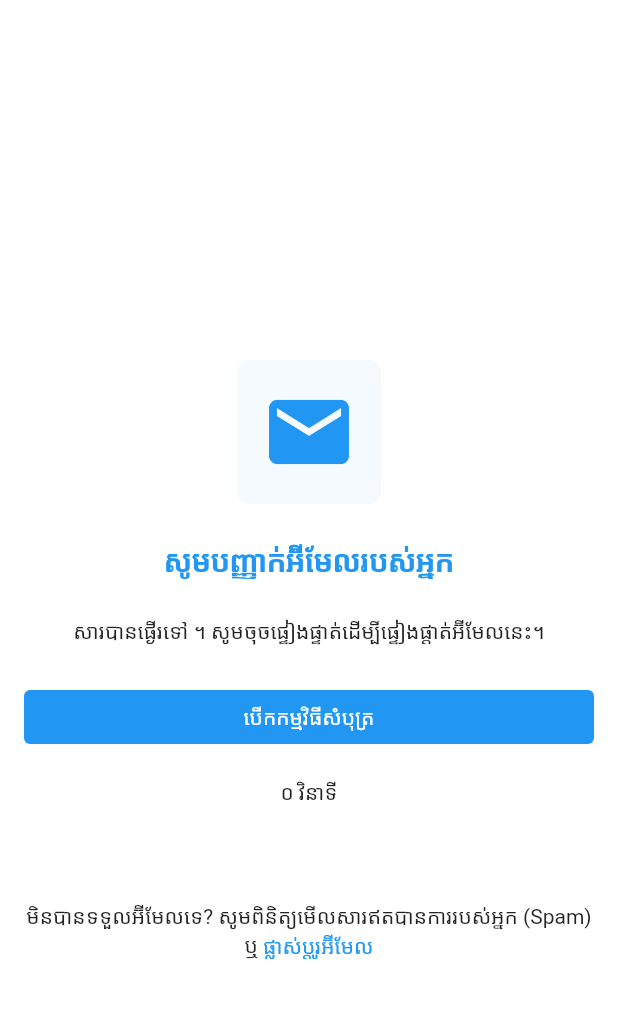
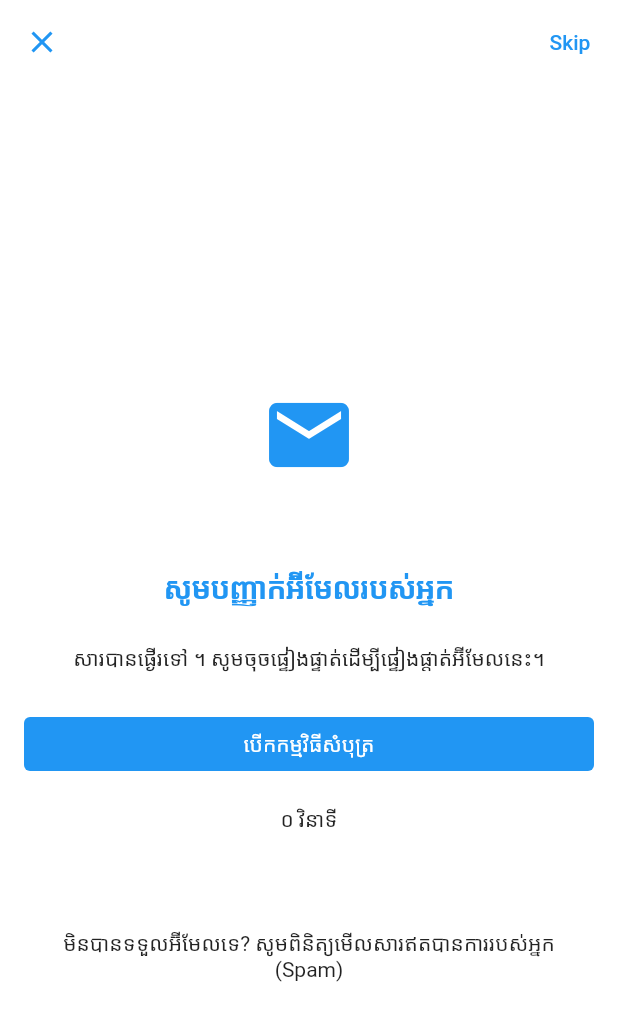
Before and after one commit to CSG6Project1/cambodia_geography_mobile, a Flutter app: the ConfirmationScreen screen opened directly, on a phone screen of 412 x 824 dp. Shown: the top 1021 px of the screen. Run offline on Flutter 3.47's test engine with Material 2 defaults, Android fonts, the phone set to English and light mode, and no system bars; drawn by our look-alikes of avatar_glow, flutter_countdown_timer; our stand-ins replace adaptive_dialog, after_layout, cached_network_image, firebase_auth, firebase_core, flutter_cache_manager and 18 more; missing offline and left inert: delta_markdown, flutter_facebook_auth, flutter_quill, http_interceptor, japx, open_mail_app and 3 more; accounts and stored records are empty; generated files the repository leaves out were written again; statements that could not run were skipped.

Commit message:
close #96 enhance confirmation flow (#97)
* fix: skip verify screen on social auth

* feat: improve confirmation & add verify banner

```diff
--- a/lib/app.dart
+++ b/lib/app.dart
@@ -111,7 +111,7 @@ class _AppState extends State<App> with CgMediaQueryMixin, CgThemeMixin, SingleT
             onLoaded: onComplete != null
                 ? (LottieComposition composition) {
                     _loadingController
-                      ..duration = composition.duration
+                      ..duration = composition.duration ~/ 2
                       ..forward().then((value) {
                         hideLoading();
                         onComplete();
--- a/lib/configs/route_config.dart
+++ b/lib/configs/route_config.dart
@@ -59,7 +59,7 @@ class RouteConfig {
   static const String LOGIN = '/auth/login';
   static const String INIT_LANG = '/init_lang';
   static const String SIGNUP = '/auth/signup';
-  static const String VERIFY_EMAIL = '/auth/verify_email';
+  static const String CONFIRMATION = '/auth/confirmation';
   static const String PLACES = '/places';
   static const String PLACEDETAIL = '/place/detail';
   static const String PROVINCE_DETAIL = '/province_detail';
@@ -128,7 +128,7 @@ class RouteConfig {
         screen: SignUpScreen(),
         route: (context) => SignUpScreen(),
       ),
-      VERIFY_EMAIL: CgRouteSetting(
+      CONFIRMATION: CgRouteSetting(
         isRoot: false,
         title: "VERIFY_EMAIL",
         fullscreenDialog: true,
--- a/lib/providers/user_provider.dart
+++ b/lib/providers/user_provider.dart
@@ -10,7 +10,14 @@ class UserProvider extends ChangeNotifier {
   late UserTokenModel? _userToken;
   late String? initialRoute;
   late UserApi userApi;
-  UserModel? user;
+  UserModel? get user => _user;
+  UserModel? _user;
+
+  set user(UserModel? user) {
+    if (this._user == user) return;
+    this._user = user;
+    notifyListeners();
+  }
 
   UserProvider(this._userToken) {
     this.userApi = UserApi();
@@ -20,7 +27,7 @@ class UserProvider extends ChangeNotifier {
 
   Future<void> signOut() async {
     await userTokenStorage.remove();
-    this.user = null;
+    this._user = null;
     this._userToken = null;
     notifyListeners();
   }
@@ -29,7 +36,7 @@ class UserProvider extends ChangeNotifier {
     UserTokenModel? token = await getInitalUserToken();
     if (token != null && token.accessToken != null) {
       _userToken = token;
-      user = await userApi.fetchCurrentUser();
+      _user = await userApi.fetchCurrentUser();
       notifyListeners();
     }
   }
--- a/lib/screens/auth/confirmation_screen.dart
+++ b/lib/screens/auth/confirmation_screen.dart
@@ -1,6 +1,7 @@
 import 'dart:async';
 import 'dart:io';
 import 'package:adaptive_dialog/adaptive_dialog.dart';
+import 'package:avatar_glow/avatar_glow.dart';
 import 'package:cambodia_geography/app.dart';
 import 'package:cambodia_geography/constants/config_constant.dart';
 import 'package:cambodia_geography/exports/exports.dart';
@@ -49,8 +50,14 @@ class _ConfirmationScreenState extends State<ConfirmationScreen>
   void initState() {
     setInitialExpireDuration();
     endTime = getEndTime();
+    isVerifyTimer = getInitTimer();
 
-    isVerifyTimer = PausableTimer(
+    WidgetsBinding.instance?.addObserver(this);
+    super.initState();
+  }
+
+  PausableTimer getInitTimer() {
+    return PausableTimer(
       Duration(seconds: 10),
       () {
         checkIsVerify();
@@ -59,9 +66,6 @@ class _ConfirmationScreenState extends State<ConfirmationScreen>
           ..start();
       },
     )..start();
-
-    WidgetsBinding.instance?.addObserver(this);
-    super.initState();
   }
 
   @override
@@ -99,6 +103,7 @@ class _ConfirmationScreenState extends State<ConfirmationScreen>
 
   void resetCoundown() {
     setState(() {
+      isVerifyTimer = getInitTimer();
       endTime = getEndTime();
     });
   }
@@ -113,13 +118,14 @@ class _ConfirmationScreenState extends State<ConfirmationScreen>
     }
   }
 
-  Future<void> checkIsVerify() async {
-    UserModel? user = await userApi.fetchCurrentUser();
-    if (user?.isVerify == true) {
+  Future<void> checkIsVerify({bool skip = false}) async {
+    UserModel? user = skip ? null : await userApi.fetchCurrentUser();
+    if (user?.isVerify == true || skip) {
+      if (!skip) provider?.user = user;
       App.of(context)?.showLoading(onComplete: () async {
         String routeName = await InitAppStateStorage().getInitialRouteName();
+        resetTimer();
         Navigator.of(context).pushNamedAndRemoveUntil(routeName, (route) => true);
-        resetTimer();
       });
     }
   }
@@ -181,12 +187,14 @@ class _ConfirmationScreenState extends State<ConfirmationScreen>
         elevation: 0.0,
         backgroundColor: colorScheme.surface,
         automaticallyImplyLeading: false,
+        leading: CloseButton(color: colorScheme.primary),
         actions: [
-          if (provider?.user?.isVerify == true)
-            IconButton(
-              color: colorScheme.secondary,
-              icon: Icon(Icons.verified),
-              onPressed: () {},
+          CgButton(
+            heroTag: Key("SkipAuthButton"),
+            labelText: "Skip",
+            backgroundColor: Colors.transparent,
+            foregroundColor: colorScheme.primary,
+            onPressed: () => checkIsVerify(skip: true),
           ),
         ],
       ),
@@ -218,6 +226,9 @@ class _ConfirmationScreenState extends State<ConfirmationScreen>
                 onPressed: () => openMailApp(),
               ),
               buildCountdownWrapper(
+                onEnd: () {
+                  this.isVerifyTimer.reset();
+                },
                 endWidget: CgButton(
                   labelText: "ផ្ញើឡើងវិញ",
                   width: double.infinity,
@@ -235,46 +246,69 @@ class _ConfirmationScreenState extends State<ConfirmationScreen>
   }
 
   Widget buildMailLogo() {
-    return Container(
+    return Stack(
+      children: [
+        AvatarGlow(
+          glowColor: Color(0xFFf3c9ca),
+          endRadius: ConfigConstant.iconSize5,
+          repeat: true,
+          showTwoGlows: true,
+          shape: BoxShape.rectangle,
+          curve: Curves.ease,
+          child: SizedBox(
             height: ConfigConstant.objectHeight5,
             width: ConfigConstant.objectHeight5,
-      decoration: BoxDecoration(
-        color: colorScheme.primary.withOpacity(0.05),
-        borderRadius: ConfigConstant.circlarRadius2,
           ),
+        ),
+        Positioned.fill(
+          child: Center(
+            child: Container(
+              decoration: BoxDecoration(color: colorScheme.surface),
+              width: ConfigConstant.iconSize4,
+              height: ConfigConstant.iconSize3,
+            ),
+          ),
+        ),
+        Positioned.fill(
           child: Icon(
             Icons.email,
             color: colorScheme.primary,
             size: ConfigConstant.iconSize5,
           ),
+        ),
+      ],
     );
   }
 
   Widget buildLastMessage() {
-    return RichText(
+    return Container(
+      constraints: BoxConstraints(maxWidth: 350),
+      child: RichText(
         textAlign: TextAlign.center,
         text: TextSpan(
           style: textTheme.bodyText2,
-        text: "មិនបានទទួលអ៊ីមែលទេ? សូមពិនិត្យមើលសារឥតបានការរបស់អ្នក (Spam) ឬ ",
+          text: "មិនបានទទួលអ៊ីមែលទេ? សូមពិនិត្យមើលសារឥតបានការរបស់អ្នក (Spam)", // ឬ
           children: [
-          WidgetSpan(
-            alignment: PlaceholderAlignment.middle,
-            child: InkWell(
-              onTap: () => onChangeEmailPressed(),
-              child: Text(
-                "ផ្លាស់ប្តូរអ៊ីមែល",
-                style: TextStyle(color: colorScheme.primary),
+            // WidgetSpan(
+            //   alignment: PlaceholderAlignment.middle,
+            //   child: InkWell(
+            //     onTap: () => onChangeEmailPressed(),
+            //     child: Text(
+            //       "ផ្លាស់ប្តូរអ៊ីមែល",
+            //       style: TextStyle(color: colorScheme.primary),
+            //     ),
+            //   ),
+            // ),
+          ],
         ),
-            ),
-          ),
-        ],
       ),
     );
   }
 
-  Widget buildCountdownWrapper({required Widget endWidget}) {
+  Widget buildCountdownWrapper({required Widget endWidget, required void Function() onEnd}) {
     return CountdownTimer(
       endTime: endTime,
+      onEnd: onEnd,
       widgetBuilder: (context, CurrentRemainingTime? remainingTime) {
         String second = remainingTime?.sec != null ? NumberHelper.toKhmer(remainingTime?.sec) : "0";
         return AnimatedContainer(
--- a/lib/screens/auth/login_screen.dart
+++ b/lib/screens/auth/login_screen.dart
@@ -41,10 +41,10 @@ class _LoginScreenState extends State<LoginScreen> with CgThemeMixin, CgMediaQue
     super.initState();
   }
 
-  Future<void> finishLogin() async {
+  Future<void> finishLogin({required bool socialAuth}) async {
     if (authApi.success()) {
       await Provider.of<UserProvider>(context, listen: false).fetchCurrentUser();
-      navigateToNextState();
+      navigateToNextState(skip: socialAuth);
     } else {
       App.of(context)?.hideLoading();
       showOkAlertDialog(context: context, title: authApi.errorMessage());
@@ -67,16 +67,16 @@ class _LoginScreenState extends State<LoginScreen> with CgThemeMixin, CgMediaQue
       password: password,
     );
 
-    finishLogin();
+    finishLogin(socialAuth: false);
   }
 
   Future<void> onLoginWithSocial(String idToken) async {
     App.of(context)?.showLoading();
     await authApi.loginWithSocialAccount(idToken: idToken);
-    finishLogin();
+    finishLogin(socialAuth: true);
   }
 
-  Future<void> navigateToNextState() async {
+  Future<void> navigateToNextState({required bool skip}) async {
     NavigatorState navigator = Navigator.of(context);
     InitAppStateStorage storage = InitAppStateStorage();
     AppStateType? currentState = await storage.getCurrentAppStateType();
@@ -84,7 +84,7 @@ class _LoginScreenState extends State<LoginScreen> with CgThemeMixin, CgMediaQue
       storage.setCurrentState(AppStateType.skippedAuth);
     }
 
-    if (Provider.of<UserProvider>(context, listen: false).user?.isVerify == true) {
+    if (Provider.of<UserProvider>(context, listen: false).user?.isVerify == true || skip) {
       String routeName = await InitAppStateStorage().getInitialRouteName();
       App.of(context)?.hideLoading();
       if (navigator.canPop() == true) {
@@ -97,7 +97,7 @@ class _LoginScreenState extends State<LoginScreen> with CgThemeMixin, CgMediaQue
       ConfirmationModel? model = await api.create(body: {});
 
       App.of(context)?.hideLoading();
-      Navigator.of(context).pushNamed(RouteConfig.VERIFY_EMAIL, arguments: model);
+      Navigator.of(context).pushNamed(RouteConfig.CONFIRMATION, arguments: model);
     }
   }
 
@@ -142,7 +142,7 @@ class _LoginScreenState extends State<LoginScreen> with CgThemeMixin, CgMediaQue
           labelText: "Skip",
           backgroundColor: Colors.transparent,
           foregroundColor: colorScheme.onPrimary,
-          onPressed: () => navigateToNextState(),
+          onPressed: () => navigateToNextState(skip: true),
         )
       ],
     );
--- a/lib/screens/auth/signup_screen.dart
+++ b/lib/screens/auth/signup_screen.dart
@@ -46,14 +46,14 @@ class _SignUpScreenState extends State<SignUpScreen> with CgThemeMixin, CgMediaQ
     super.initState();
   }
 
-  Future<void> finishRegister(String? error) async {
+  Future<void> finishRegister(String? error, {required bool socialAuth}) async {
     if (userRegisterApi.success() && !authApi.success()) {
       error = authApi.errorMessage() ?? "Log in fail";
     }
 
     if (error == null) {
       await Provider.of<UserProvider>(context, listen: false).fetchCurrentUser();
-      navigateToNextState();
+      navigateToNextState(skip: socialAuth);
     } else {
       App.of(context)?.hideLoading();
       showOkAlertDialog(context: context, title: error);
@@ -88,7 +88,7 @@ class _SignUpScreenState extends State<SignUpScreen> with CgThemeMixin, CgMediaQ
       error = userRegisterApi.message() ?? "Register fail";
     }
 
-    finishRegister(error);
+    finishRegister(error, socialAuth: false);
   }
 
   Future<void> onRegisterWithSocial(String idToken) async {
@@ -113,10 +113,10 @@ class _SignUpScreenState extends State<SignUpScreen> with CgThemeMixin, CgMediaQ
       error = userRegisterApi.message() ?? "Register fail, please try again!";
     }
 
-    finishRegister(error);
+    finishRegister(error, socialAuth: true);
   }
 
-  Future<void> navigateToNextState() async {
+  Future<void> navigateToNextState({required bool skip}) async {
     NavigatorState navigator = Navigator.of(context);
     InitAppStateStorage storage = InitAppStateStorage();
     AppStateType? currentState = await storage.getCurrentAppStateType();
@@ -124,7 +124,7 @@ class _SignUpScreenState extends State<SignUpScreen> with CgThemeMixin, CgMediaQ
       storage.setCurrentState(AppStateType.skippedAuth);
     }
 
-    if (Provider.of<UserProvider>(context, listen: false).user?.isVerify == true) {
+    if (Provider.of<UserProvider>(context, listen: false).user?.isVerify == true || skip) {
       String routeName = await InitAppStateStorage().getInitialRouteName();
       App.of(context)?.hideLoading();
       navigator.pushReplacementNamed(routeName);
@@ -133,7 +133,7 @@ class _SignUpScreenState extends State<SignUpScreen> with CgThemeMixin, CgMediaQ
       ConfirmationModel? model = await api.create(body: {});
 
       App.of(context)?.hideLoading();
-      Navigator.of(context).pushNamed(RouteConfig.VERIFY_EMAIL, arguments: model);
+      Navigator.of(context).pushNamed(RouteConfig.CONFIRMATION, arguments: model);
     }
   }
 
@@ -178,7 +178,7 @@ class _SignUpScreenState extends State<SignUpScreen> with CgThemeMixin, CgMediaQ
           labelText: "Skip",
           backgroundColor: Colors.transparent,
           foregroundColor: colorScheme.onSurface,
-          onPressed: () => navigateToNextState(),
+          onPressed: () => navigateToNextState(skip: true),
         ),
       ],
     );
--- a/lib/screens/user/user_screen.dart
+++ b/lib/screens/user/user_screen.dart
@@ -11,6 +11,7 @@ import 'package:cambodia_geography/models/user/user_model.dart';
 import 'package:cambodia_geography/providers/locale_provider.dart';
 import 'package:cambodia_geography/providers/theme_provider.dart';
 import 'package:cambodia_geography/providers/user_provider.dart';
+import 'package:cambodia_geography/screens/home/local_widgets/verify_email_banner.dart';
 import 'package:cambodia_geography/services/apis/users/user_api.dart';
 import 'package:cambodia_geography/services/authentications/social_auth_service.dart';
 import 'package:cambodia_geography/services/images/image_picker_service.dart';
@@ -238,6 +239,7 @@ class _UserScreenState extends State<UserScreen> with CgMediaQueryMixin, CgTheme
             SliverList(
               delegate: SliverChildListDelegate(
                 [
+                  VerifyEmailBanner(margin: const EdgeInsets.symmetric(vertical: 1)),
                   AnimatedCrossFade(
                     duration: ConfigConstant.fadeDuration,
                     crossFadeState: provider.isSignedIn ? CrossFadeState.showSecond : CrossFadeState.showFirst,
--- a/pubspec.yaml
+++ b/pubspec.yaml
@@ -50,6 +50,7 @@ dependencies:
   flutter_countdown_timer: ^4.1.0
   open_mail_app: ^0.2.0
   pausable_timer: ^1.0.0+1
+  avatar_glow: ^2.0.1
 
 dev_dependencies:
   build_runner: ^1.12.1
```
Also changed, not shown: lib/screens/home/home_screen.dart (+9 -1 lines), lib/screens/home/local_widgets/verify_email_banner.dart (added, +60 -0 lines), pubspec.lock. Lines whose indentation alone changed are shown as unchanged.
